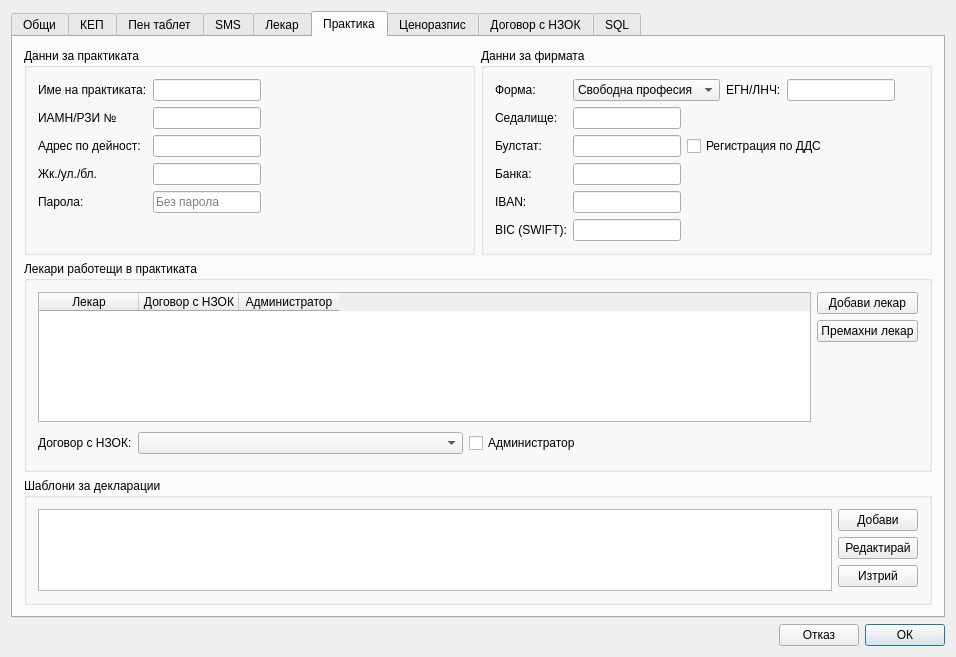
First picture: the form in src/View/Widgets/SettingsDialog.ui, repository thefinalcutbg/DinoDent, before the edit.
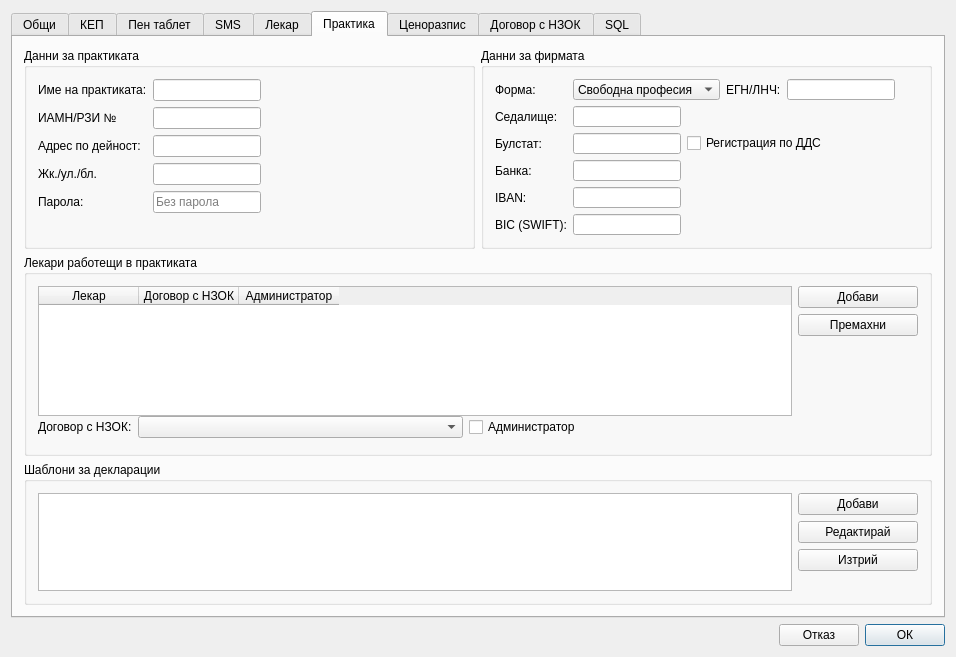
Second picture: the form after the edit. Custom widgets are drawn as their Qt base class.

Commit message: Event edit bug fix. Settings layout updated

Patch:
```diff
--- a/src/View/Widgets/SettingsDialog.ui
+++ b/src/View/Widgets/SettingsDialog.ui
@@ -1705,7 +1705,7 @@
                  </size>
                 </property>
                 <property name="text">
-                 <string>Добави лекар</string>
+                 <string>Добави</string>
                 </property>
                </widget>
               </item>
@@ -1718,10 +1718,26 @@
                  </sizepolicy>
                 </property>
                 <property name="text">
-                 <string>Премахни лекар</string>
+                 <string>Премахни</string>
                 </property>
                </widget>
               </item>
+              <item>
+               <spacer name="horizontalSpacer_38">
+                <property name="orientation">
+                 <enum>Qt::Orientation::Horizontal</enum>
+                </property>
+                <property name="sizeType">
+                 <enum>QSizePolicy::Policy::Fixed</enum>
+                </property>
+                <property name="sizeHint" stdset="0">
+                 <size>
+                  <width>120</width>
+                  <height>20</height>
+                 </size>
+                </property>
+               </spacer>
+              </item>
               <item>
                <spacer name="verticalSpacer">
                 <property name="orientation">
@@ -1844,6 +1860,22 @@
               </property>
              </widget>
             </item>
+            <item>
+             <spacer name="horizontalSpacer_39">
+              <property name="orientation">
+               <enum>Qt::Orientation::Horizontal</enum>
+              </property>
+              <property name="sizeType">
+               <enum>QSizePolicy::Policy::Fixed</enum>
+              </property>
+              <property name="sizeHint" stdset="0">
+               <size>
+                <width>120</width>
+                <height>20</height>
+               </size>
+              </property>
+             </spacer>
+            </item>
             <item>
              <spacer name="verticalSpacer_3">
               <property name="orientation">
```
The commit also changes 2 other files.
